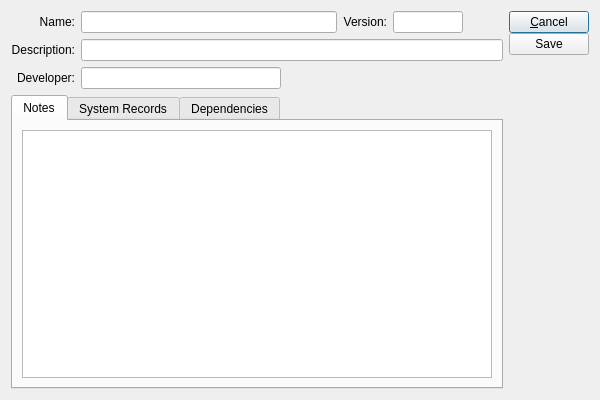
This is xtuple/trunk/guiclient/package.ui in WooodHead/xtuple as Qt 5 draws it before an edit. The edited form follows.
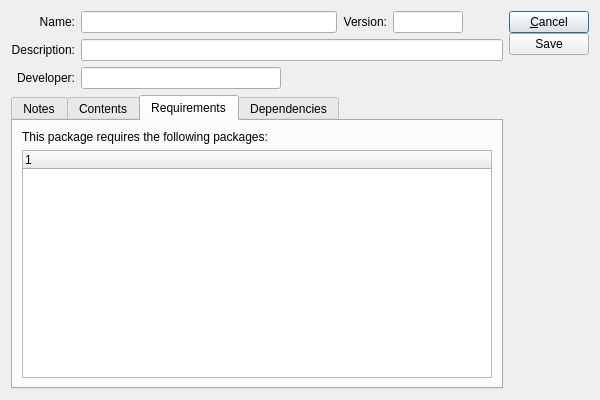
This is the edited form. The open tabs and pages were chosen to show the change. Custom widgets are drawn as their Qt base class.

Commit message: issue #6908 - change version number to 2.0.0beta, added code to allow packages to require a minimum updater release, added code deprecating contents.xml - this allows new packages to get loaded by the new updater but not by the old and encourages switching to the new package.xml, added accepting license as a prerequisite, added first pass at dependency tracking between packages as a prerequisite

Diff of the .ui file:
```diff
--- a/xtuple/trunk/guiclient/package.ui
+++ b/xtuple/trunk/guiclient/package.ui
@@ -171,7 +171,7 @@
      </widget>
      <widget class="QWidget" name="_tabRecords" >
       <attribute name="title" >
-       <string>System Records</string>
+       <string>Contents</string>
       </attribute>
       <layout class="QGridLayout" >
        <item row="0" column="0" >
@@ -179,6 +179,23 @@
        </item>
       </layout>
      </widget>
+     <widget class="QWidget" name="_requirementsTab" >
+      <attribute name="title" >
+       <string>Requirements</string>
+      </attribute>
+      <layout class="QVBoxLayout" >
+       <item>
+        <widget class="QLabel" name="_reqLit" >
+         <property name="text" >
+          <string>This package requires the following packages:</string>
+         </property>
+        </widget>
+       </item>
+       <item>
+        <widget class="XTreeWidget" name="_req" />
+       </item>
+      </layout>
+     </widget>
      <widget class="QWidget" name="_dependenciesTab" >
       <attribute name="title" >
        <string>Dependencies</string>
```
Left out of the diff: 15 changed lines with no effect on the pictures. The commit also changes 15 other files.
